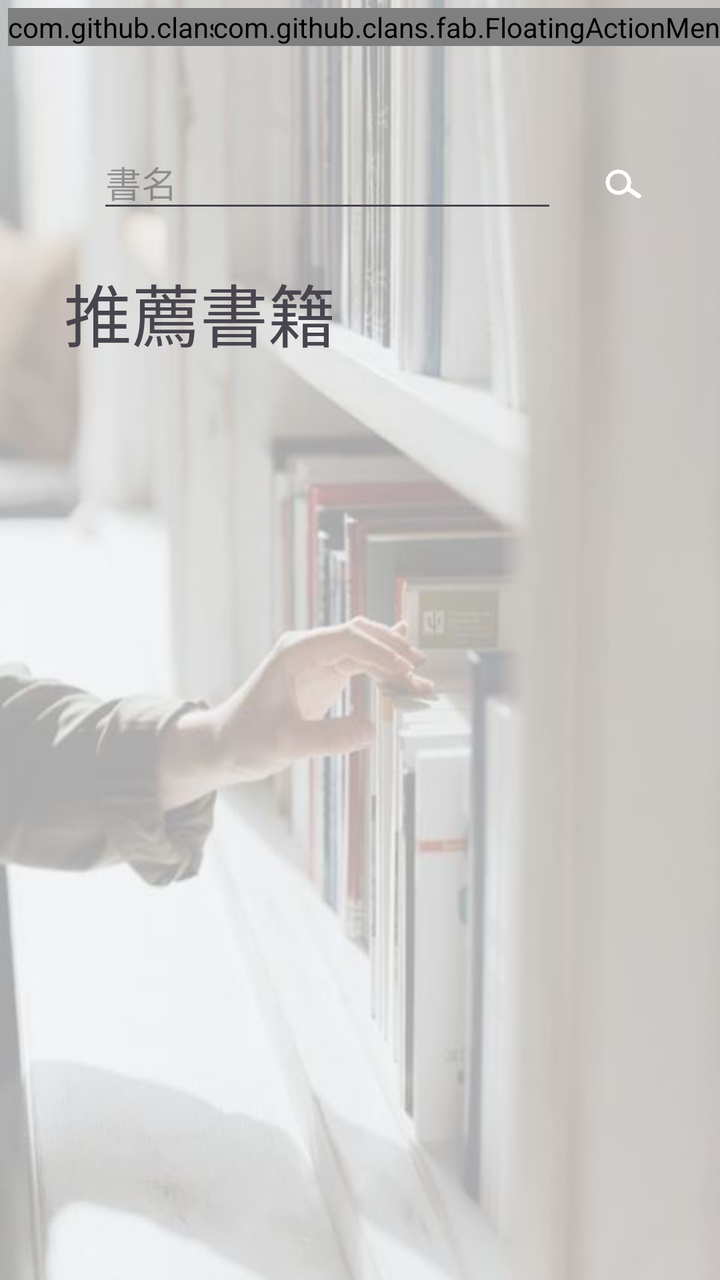
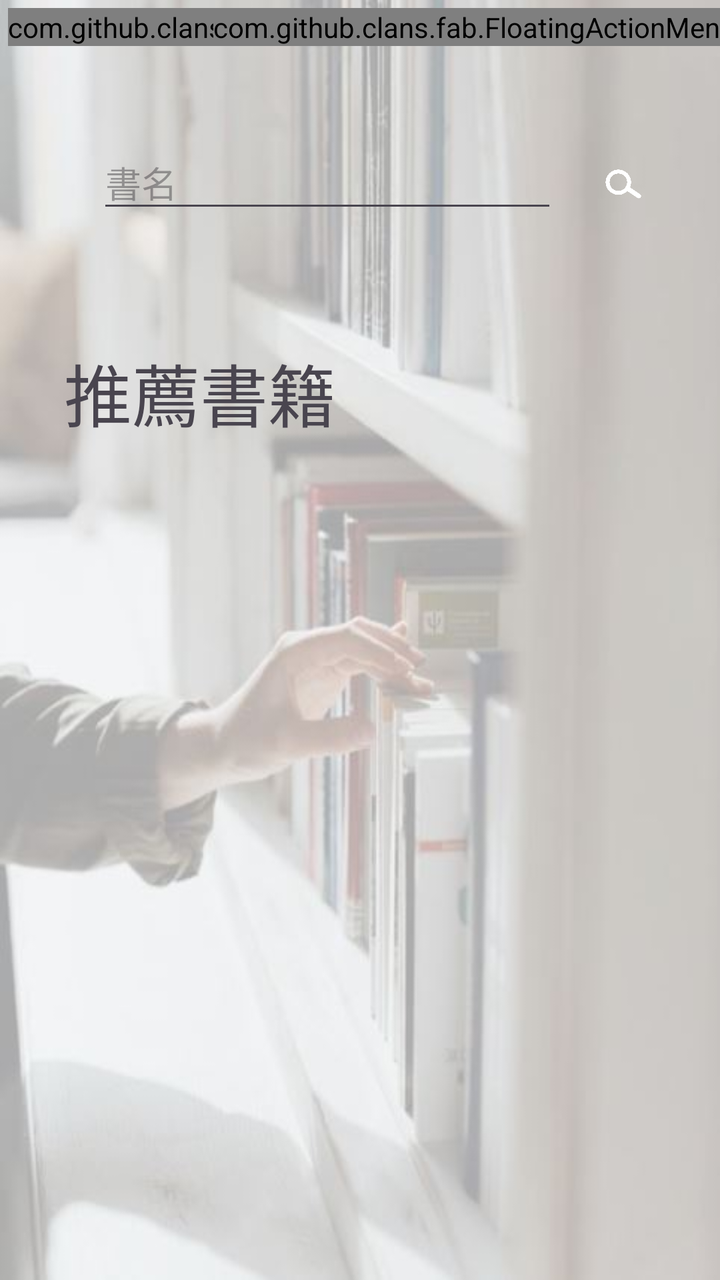

Two renders of the same Android screen: before a commit and after it. Below are the layout's source before the change and the commit's diff.
<!-- AndroidManifest.xml: application theme Theme.Bookstore -->
<!-- res/layout/activity_main.xml -->
<?xml version="1.0" encoding="utf-8"?>
<androidx.constraintlayout.widget.ConstraintLayout xmlns:android="http://schemas.android.com/apk/res/android"
    xmlns:app="http://schemas.android.com/apk/res-auto"
    xmlns:tools="http://schemas.android.com/tools"
    android:layout_width="match_parent"
    android:layout_height="match_parent"
    android:background="@drawable/back"
    tools:context=".MainActivity">


    <com.github.clans.fab.FloatingActionMenu
        android:id="@+id/fam_menu"
        android:layout_width="wrap_content"
        android:layout_height="wrap_content"
        android:layout_marginStart="4dp"
        android:layout_marginTop="4dp"
        app:layout_constraintBottom_toBottomOf="@+id/fam_user"
        app:layout_constraintStart_toStartOf="parent"
        app:layout_constraintTop_toTopOf="parent"
        app:layout_constraintVertical_bias="0.0"
        app:menu_colorNormal="@android:color/transparent"
        app:menu_colorPressed="#99FFFFFF"
        app:menu_colorRipple="#99FFFFFF"
        app:menu_icon="@drawable/menu"
        app:menu_labels_position="right"
        app:menu_openDirection="down">


        <com.github.clans.fab.FloatingActionButton
            android:id="@+id/fab_orderList"
            android:layout_width="wrap_content"
            android:layout_height="wrap_content"
            app:fab_colorNormal="#dbc9a0"
            app:fab_colorPressed="#e0cfa8"
            app:fab_label="預借清單"
            app:fab_size="mini" />

        <com.github.clans.fab.FloatingActionButton
            android:id="@+id/fabHistory"
            android:layout_width="wrap_content"
            android:layout_height="wrap_content"
            app:fab_colorNormal="#dbc9a0"
            app:fab_colorPressed="#e0cfa8"
            app:fab_label="借閱紀錄"
            app:fab_size="mini" />
    </com.github.clans.fab.FloatingActionMenu>

    <com.github.clans.fab.FloatingActionMenu
        android:id="@+id/fam_user"
        android:layout_width="wrap_content"
        android:layout_height="wrap_content"
        android:layout_marginTop="4dp"
        app:layout_constraintEnd_toEndOf="parent"
        app:layout_constraintHorizontal_bias="0.955"
        app:layout_constraintStart_toEndOf="@+id/fam_menu"
        app:layout_constraintTop_toTopOf="parent"
        app:menu_colorNormal="@android:color/transparent"
        app:menu_colorPressed="#99FFFFFF"
        app:menu_colorRipple="#99FFFFFF"
        app:menu_icon="@drawable/user"
        app:menu_labels_position="left"
        app:menu_openDirection="down">

        <com.github.clans.fab.FloatingActionButton
            android:id="@+id/fab_login"
            android:layout_width="wrap_content"
            android:layout_height="wrap_content"
            app:fab_label="登入"
            app:fab_size="mini"
            app:fab_colorNormal="#dbc9a0"
            app:fab_colorPressed="#e0cfa8"/>

        <com.github.clans.fab.FloatingActionButton
            android:id="@+id/fab_logout"
            android:layout_width="wrap_content"
            android:layout_height="wrap_content"
            app:fab_label="登出"
            app:fab_size="mini"
            app:fab_colorNormal="#dbc9a0"
            app:fab_colorPressed="#e0cfa8"/>
    </com.github.clans.fab.FloatingActionMenu>



    <ListView
        android:id="@+id/listBooks"
        android:layout_width="0dp"
        android:layout_height="0dp"
        android:layout_marginStart="32dp"
        android:layout_marginTop="8dp"
        android:layout_marginEnd="32dp"
        android:layout_marginBottom="8dp"
        app:layout_constraintBottom_toBottomOf="parent"
        app:layout_constraintEnd_toEndOf="parent"
        app:layout_constraintHorizontal_bias="0.0"
        app:layout_constraintStart_toStartOf="parent"
        app:layout_constraintTop_toBottomOf="@+id/textView" />

    <TextView
        android:id="@+id/textView"
        android:layout_width="277dp"
        android:layout_height="49dp"
        android:layout_marginTop="20dp"
        android:text="推薦書籍"
        android:textAppearance="@style/TextAppearance.AppCompat.Display1"
        app:layout_constraintEnd_toEndOf="parent"
        app:layout_constraintHorizontal_bias="0.0"
        app:layout_constraintStart_toStartOf="@+id/listBooks"
        app:layout_constraintTop_toBottomOf="@+id/et_search" />

    <EditText
        android:id="@+id/et_search"
        android:layout_width="230dp"
        android:layout_height="wrap_content"
        android:layout_marginTop="68dp"
        android:ems="10"
        android:hint="書名"
        android:inputType="text"
        app:layout_constraintEnd_toEndOf="parent"
        app:layout_constraintHorizontal_bias="0.375"
        app:layout_constraintStart_toStartOf="parent"
        app:layout_constraintTop_toTopOf="parent" />

    <Button
        android:id="@+id/btn_find"
        style="@style/Widget.AppCompat.Button.Borderless"
        android:layout_width="wrap_content"
        android:layout_height="wrap_content"
        android:minWidth="40dip"
        android:textAppearance="@style/TextAppearance.AppCompat.Body1"
        app:icon="@drawable/find"
        app:layout_constraintEnd_toEndOf="parent"
        app:layout_constraintHorizontal_bias="0.0"
        app:layout_constraintStart_toEndOf="@+id/et_search"
        app:layout_constraintTop_toTopOf="@+id/et_search" />

    <TextView
        android:id="@+id/show_user"
        android:layout_width="246dp"
        android:layout_height="25dp"
        android:layout_marginTop="16dp"
        android:textAppearance="@style/TextAppearance.AppCompat.Medium"
        app:layout_constraintEnd_toEndOf="parent"
        app:layout_constraintStart_toStartOf="parent"
        app:layout_constraintTop_toTopOf="parent" />


</androidx.constraintlayout.widget.ConstraintLayout>
<!-- resources referenced by this layout -->
<resources>
  <!-- drawable back: jpg bitmap (drawable, 21677 bytes) -->
  <!-- drawable find: png bitmap (drawable, 58602 bytes) -->
  <!-- drawable menu: png bitmap (drawable, 323 bytes) -->
  <!-- drawable user: png bitmap (drawable, 684 bytes) -->
  <style name="Theme.Bookstore" parent="Base.Theme.Bookstore" />
  <style name="Base.Theme.Bookstore" parent="Theme.Material3.DayNight.NoActionBar">
          
          
      </style>
</resources>

<!-- the commit's change to res/layout/activity_main.xml (unified diff, before → after) -->
@@ -81,26 +81,24 @@
     </com.github.clans.fab.FloatingActionMenu>
 
 
-
     <ListView
         android:id="@+id/listBooks"
         android:layout_width="0dp"
         android:layout_height="0dp"
         android:layout_marginStart="32dp"
-        android:layout_marginTop="8dp"
         android:layout_marginEnd="32dp"
-        android:layout_marginBottom="8dp"
         app:layout_constraintBottom_toBottomOf="parent"
         app:layout_constraintEnd_toEndOf="parent"
         app:layout_constraintHorizontal_bias="0.0"
         app:layout_constraintStart_toStartOf="parent"
-        app:layout_constraintTop_toBottomOf="@+id/textView" />
+        app:layout_constraintTop_toBottomOf="@+id/textView"
+        app:layout_constraintVertical_bias="0.0" />
 
     <TextView
         android:id="@+id/textView"
         android:layout_width="277dp"
         android:layout_height="49dp"
-        android:layout_marginTop="20dp"
+        android:layout_marginTop="60dp"
         android:text="推薦書籍"
         android:textAppearance="@style/TextAppearance.AppCompat.Display1"
         app:layout_constraintEnd_toEndOf="parent"
